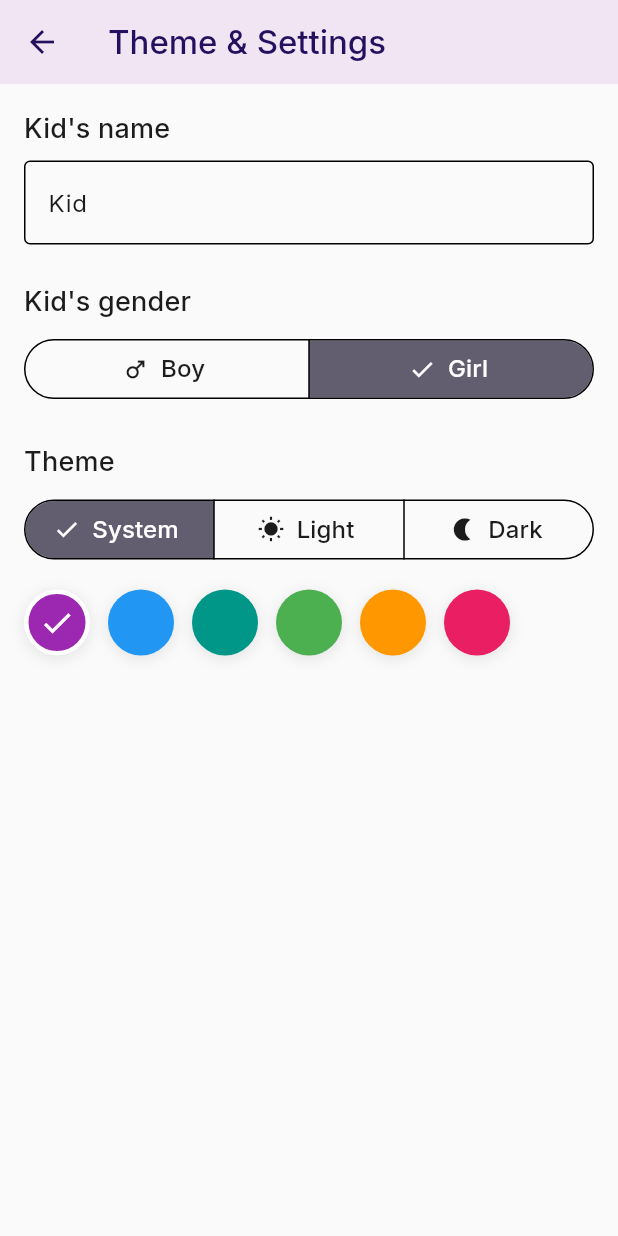
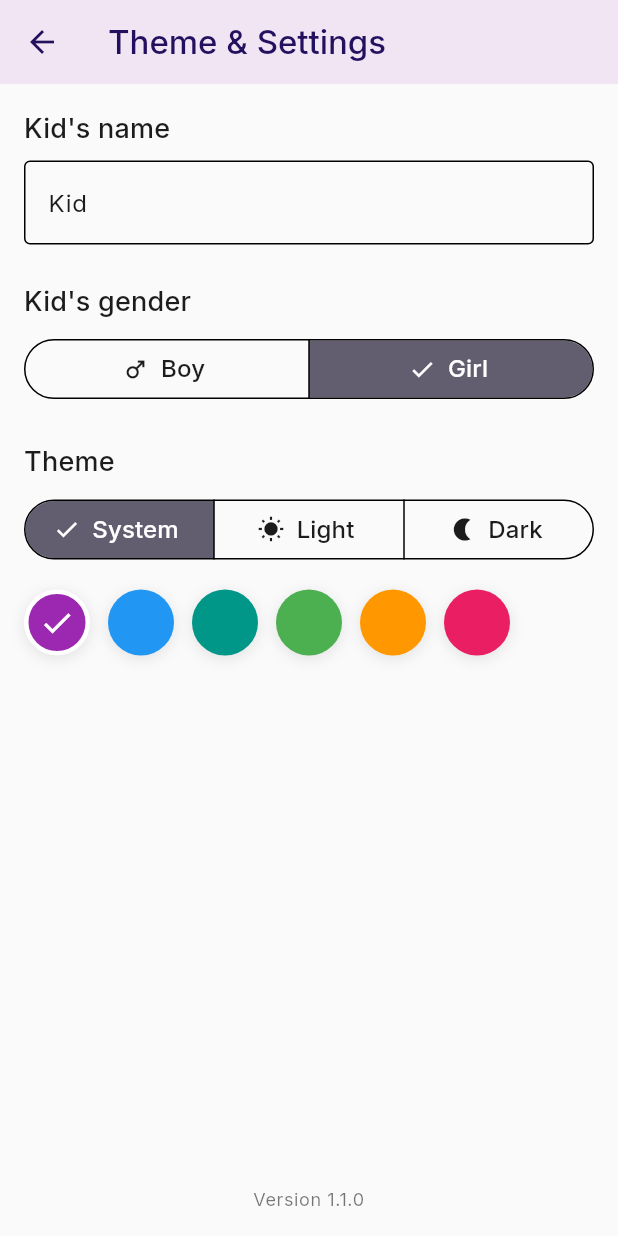
Before and after one commit to SuperHich/kidibook, a Flutter app: the screen it shows after launch, after a tap on the "settings" icon, on a phone screen of 412 x 824 dp. Run offline on Flutter 3.47's test engine with Material 3 defaults, Android fonts, the phone set to English and light mode, and no system bars; our stand-ins replace cached_network_image, connectivity_plus, google_fonts, marquee, package_info_plus, shared_preferences; network calls fail; statements that could not run were skipped.

Commit message:
feat: Display app version on settings page

```diff
--- a/lib/pages/theme_settings_page.dart
+++ b/lib/pages/theme_settings_page.dart
@@ -1,11 +1,36 @@
 import 'package:flutter/material.dart';
+import 'package:package_info_plus/package_info_plus.dart';
 
 import '../controllers/app_state.dart';
 import '../l10n/app_localizations.dart';
 
-class ThemeSettingsPage extends StatelessWidget {
+class ThemeSettingsPage extends StatefulWidget {
   final AppStateController app;
   const ThemeSettingsPage({super.key, required this.app});
+
+  @override
+  State<ThemeSettingsPage> createState() => _ThemeSettingsPageState();
+}
+
+class _ThemeSettingsPageState extends State<ThemeSettingsPage> {
+  String? _version;
+
+  @override
+  void initState() {
+    super.initState();
+    _loadVersion();
+  }
+
+  Future<void> _loadVersion() async {
+    try {
+      final packageInfo = await PackageInfo.fromPlatform();
+      setState(() {
+        _version = packageInfo.version;
+      });
+    } catch (e) {
+      // Handle error silently, version will remain null
+    }
+  }
 
   @override
   Widget build(BuildContext context) {
@@ -21,37 +46,61 @@ class ThemeSettingsPage extends StatelessWidget {
 
     return Scaffold(
       appBar: AppBar(
-        backgroundColor: app.seedColor.withAlpha(25),
+        backgroundColor: widget.app.seedColor.withAlpha(25),
         title: Text(loc.themeSettings),
       ),
-      body: ListView(
+      body: Column(
+        children: [
+          Expanded(
+            child: ListView(
               padding: const EdgeInsets.all(16),
               children: [
-          Text(loc.kidsName, style: Theme.of(context).textTheme.titleMedium),
+                Text(loc.kidsName, style: Theme
+                    .of(context)
+                    .textTheme
+                    .titleMedium),
                 const SizedBox(height: 8),
-          _NameField(app: app),
+                _NameField(app: widget.app),
                 const SizedBox(height: 24),
-          Text(loc.kidsGender, style: Theme.of(context).textTheme.titleMedium),
+                Text(loc.kidsGender, style: Theme
+                    .of(context)
+                    .textTheme
+                    .titleMedium),
                 const SizedBox(height: 8),
                 SegmentedButton<KidGender>(
                   segments: [
-              ButtonSegment(value: KidGender.boy, label: Text(loc.boy, maxLines: 1), icon: const Icon(Icons.male)),
-              ButtonSegment(value: KidGender.girl, label: Text(loc.girl, maxLines: 1), icon: const Icon(Icons.female)),
+                    ButtonSegment(value: KidGender.boy,
+                        label: Text(loc.boy, maxLines: 1),
+                        icon: const Icon(Icons.male)),
+                    ButtonSegment(value: KidGender.girl,
+                        label: Text(loc.girl, maxLines: 1),
+                        icon: const Icon(Icons.female)),
                   ],
-            selected: {app.kidGender},
-            onSelectionChanged: (set) => app.setKidGender(set.first),
+                  selected: {widget.app.kidGender},
+                  onSelectionChanged: (set) =>
+                      widget.app.setKidGender(set.first),
                 ),
                 const SizedBox(height: 24),
-          Text(loc.theme, style: Theme.of(context).textTheme.titleMedium),
+                Text(loc.theme, style: Theme
+                    .of(context)
+                    .textTheme
+                    .titleMedium),
                 const SizedBox(height: 8),
                 SegmentedButton<ThemeMode>(
                   segments: [
-              ButtonSegment(value: ThemeMode.system, label: Text(loc.system, maxLines: 1), icon: const Icon(Icons.settings_suggest)),
-              ButtonSegment(value: ThemeMode.light, label: Text(loc.light, maxLines: 1), icon: const Icon(Icons.wb_sunny)),
-              ButtonSegment(value: ThemeMode.dark, label: Text(loc.dark, maxLines: 1), icon: const Icon(Icons.nightlight)),
+                    ButtonSegment(value: ThemeMode.system,
+                        label: Text(loc.system, maxLines: 1),
+                        icon: const Icon(Icons.settings_suggest)),
+                    ButtonSegment(value: ThemeMode.light,
+                        label: Text(loc.light, maxLines: 1),
+                        icon: const Icon(Icons.wb_sunny)),
+                    ButtonSegment(value: ThemeMode.dark,
+                        label: Text(loc.dark, maxLines: 1),
+                        icon: const Icon(Icons.nightlight)),
                   ],
-            selected: {app.themeMode},
-            onSelectionChanged: (set) => app.setThemeMode(set.first),
+                  selected: {widget.app.themeMode},
+                  onSelectionChanged: (set) =>
+                      widget.app.setThemeMode(set.first),
                 ),
                 const SizedBox(height: 16),
                 Wrap(
@@ -61,10 +110,33 @@ class ThemeSettingsPage extends StatelessWidget {
                     for (final c in colors)
                       _ColorChoice(
                         color: c,
-                  selected: app.seedColor.toARGB32() == c.toARGB32(),
-                  onTap: () => app.setSeedColor(c),
+                        selected: widget.app.seedColor.toARGB32() ==
+                            c.toARGB32(),
+                        onTap: () => widget.app.setSeedColor(c),
                       )
                   ],
+                ),
+              ],
+            ),
+          ),
+          if (_version != null)
+            Padding(
+              padding: const EdgeInsets.all(16.0),
+              child: Text(
+                'Version $_version',
+                style: Theme
+                    .of(context)
+                    .textTheme
+                    .bodySmall
+                    ?.copyWith(
+                  color: Theme
+                      .of(context)
+                      .colorScheme
+                      .onSurface
+                      .withOpacity(0.6),
+                ),
+                textAlign: TextAlign.center,
+              ),
             ),
         ],
       ),
--- a/pubspec.yaml
+++ b/pubspec.yaml
@@ -2,7 +2,7 @@ name: kidibook
 description: "A new Flutter project."
 publish_to: "none"
 
-version: 1.0.0+1
+version: 1.1.0+1
 
 environment:
   sdk: ^3.6.0
@@ -22,6 +22,7 @@ dependencies:
   connectivity_plus: ^7.0.0
   cached_network_image: ^3.3.1
   marquee: ^2.2.3
+  package_info_plus: ^8.0.0
 
 dependency_overrides:
   sqflite_android: 2.4.1
```
Also changed, not shown: pubspec.lock. Lines whose indentation alone changed are shown as unchanged.
